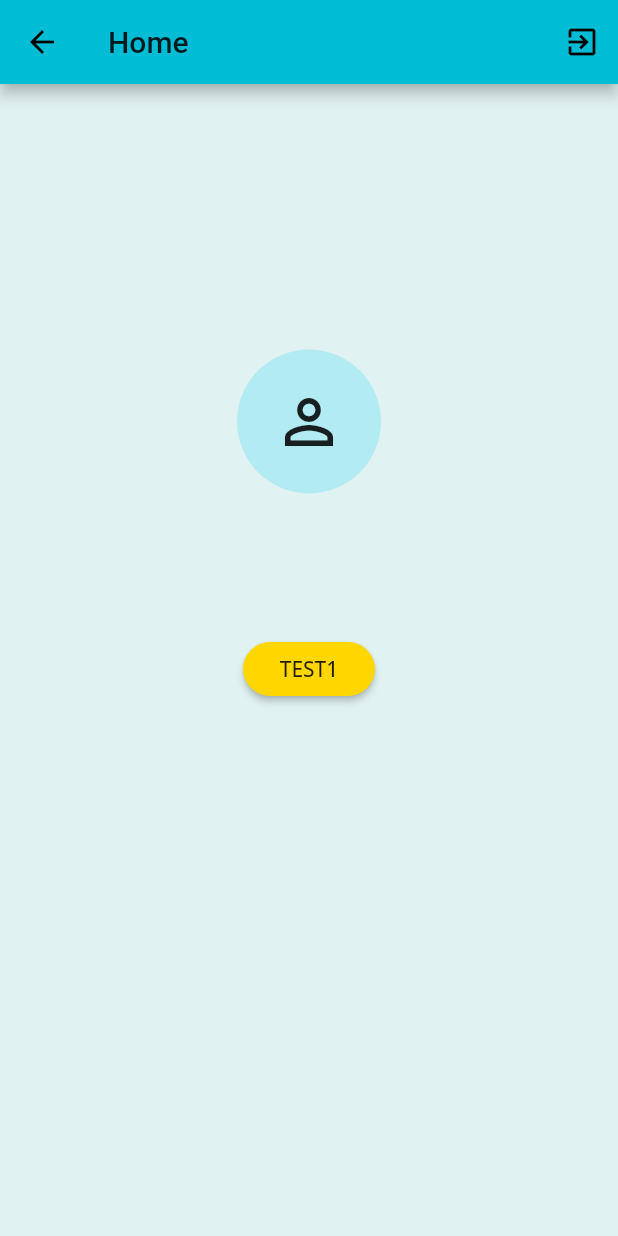
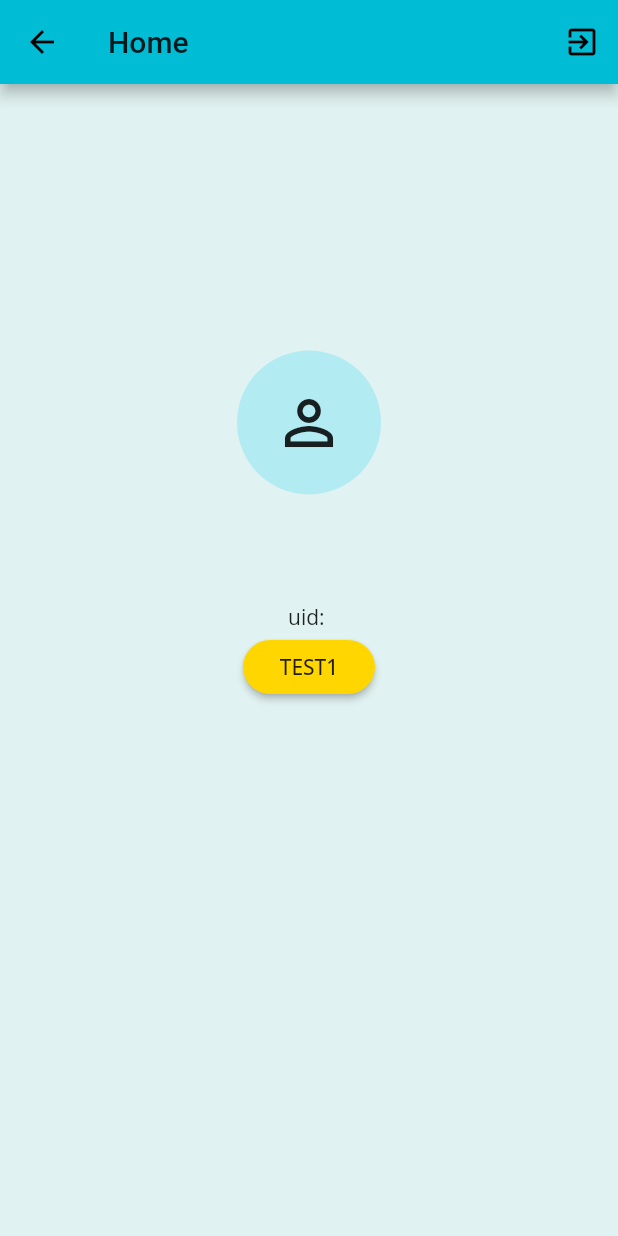
Before and after one commit to davidmitchelperry/gale, a Flutter app: the HomePage screen opened directly, on a phone screen of 412 x 824 dp. Run offline on Flutter 3.47's test engine with Material 2 defaults, Android fonts, the phone set to English and light mode, and no system bars; our stand-ins replace bloc, cloud_firestore, equatable, firebase_auth, firebase_core, flutter_bloc and 4 more; missing offline and left inert: pedantic; accounts and stored records are empty.

```diff
--- a/lib/app.dart
+++ b/lib/app.dart
@@ -8,6 +8,7 @@ import 'package:gale/splash/splash.dart';
 import 'package:gale/theme.dart';
 import 'package:gale/todos/todos.dart';
 import 'package:todos_repository/todos_repository.dart';
+import 'package:profile_repository/profile_repository.dart';
 
 class App extends StatelessWidget {
 
@@ -15,12 +16,15 @@ class App extends StatelessWidget {
     Key key,
     @required this.authenticationRepository,
     @required this.todosRepository,
+    @required this.profileRepository,
   })  : assert(authenticationRepository != null),
         assert(todosRepository != null),
+        assert(profileRepository != null),
         super(key: key);
 
   final AuthenticationRepository authenticationRepository;
   final TodosRepository todosRepository;
+  final ProfileRepository profileRepository;
 
   @override
   Widget build(BuildContext context) {
@@ -31,6 +35,9 @@ class App extends StatelessWidget {
         ),
         RepositoryProvider.value(
             value: todosRepository,
+        ),
+        RepositoryProvider.value(
+          value: profileRepository,
         ),
       ],
         child: MultiBlocProvider(
@@ -49,26 +56,6 @@ class App extends StatelessWidget {
           child: AppView(),
         ),
     );
-    //return RepositoryProvider.value(
-    //  value: authenticationRepository,
-    //  child: MultiBlocProvider(
-    //    providers: [
-    //      BlocProvider<AuthenticationBloc> (
-    //        create: (_) => AuthenticationBloc(
-    //          authenticationRepository: authenticationRepository,
-    //        ),
-    //      ),
-    //      BlocProvider<TodosBloc> (
-    //        create: (context) {
-    //          return TodosBloc(
-
-    //          )
-    //        }
-    //      )
-    //    ],
-    //    child: AppView(),
-    //  ),
-    //);
   }
 }
 
--- a/lib/home/view/home_page.dart
+++ b/lib/home/view/home_page.dart
@@ -37,7 +37,8 @@ class HomePage extends StatelessWidget {
             Text(user.email, style: textTheme.headline6),
             const SizedBox(height: 4.0),
             Text(user.name ?? '', style: textTheme.headline5),
-            SizedBox(height: 25),
+            SizedBox(height: 4.0),
+            Text("uid: " + user.id),
             RaisedButton(
               key: const Key('test_raisedButton'),
               child: const Text('TEST1'),
--- a/lib/main.dart
+++ b/lib/main.dart
@@ -7,6 +7,7 @@ import 'package:firebase_core/firebase_core.dart';
 import 'package:gale/app.dart';
 import 'package:gale/simple_bloc_observer.dart';
 import 'package:todos_repository/todos_repository.dart';
+import 'package:profile_repository/profile_repository.dart';
 
 void main() async {
   WidgetsFlutterBinding.ensureInitialized();
@@ -16,5 +17,6 @@ void main() async {
   runApp(App(
       authenticationRepository: AuthenticationRepository(),
       todosRepository: FirebaseTodosRepository(),
+      profileRepository: FirebaseProfileRepository(),
   ));
 }
--- /dev/null
+++ b/packages/profile_repository/lib/profile_repository.dart
@@ -0,0 +1,5 @@
+library profile_repository;
+
+export 'src/firebase_profile_repository.dart';
+export 'src/models/models.dart';
+export 'src/profile_repository.dart';
--- a/pubspec.yaml
+++ b/pubspec.yaml
@@ -35,6 +35,8 @@ dependencies:
     path: packages/authentication_repository
   todos_repository:
     path: packages/todos_repository
+  profile_repository:
+    path: packages/profile_repository
   # The following adds the Cupertino Icons font to your application.
   # Use with the CupertinoIcons class for iOS style icons.
   cupertino_icons: ^1.0.1
```
Also changed, not shown: packages/profile_repository/pubspec.yaml (added, +15 -0 lines), pubspec.lock.
